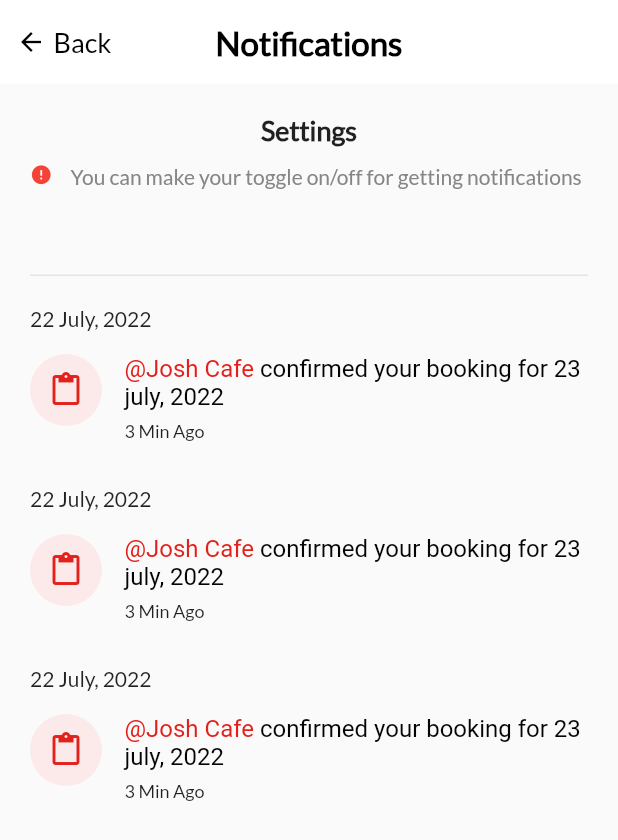
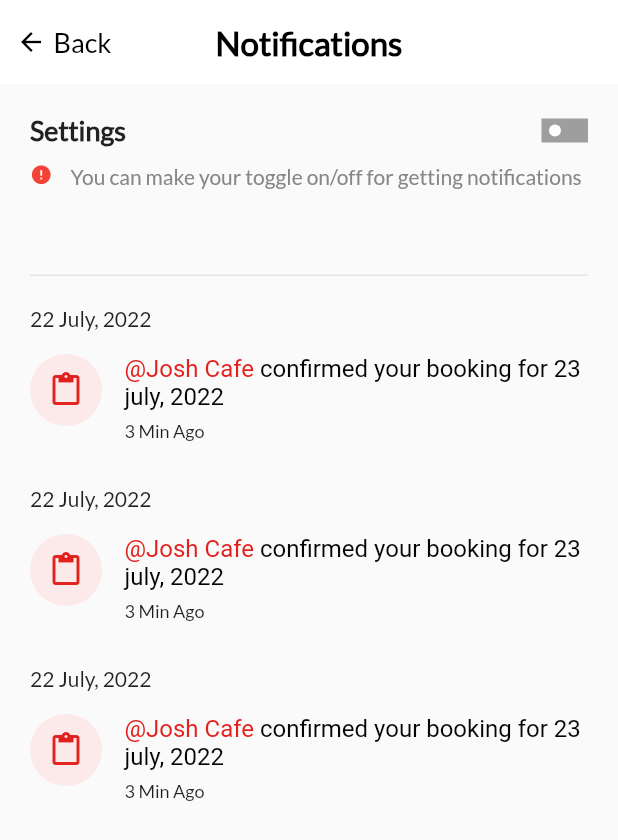
Before and after one commit to anilabansal/TableBooking, a Flutter app: the screen it shows after launch, on a phone screen of 412 x 824 dp. Shown: the top 840 px of the screen. Run offline on Flutter 3.47's test engine with Material 2 defaults, Android fonts, the phone set to English and light mode, and no system bars; drawn by our look-alikes of flutter_switch; our stand-ins replace flutter_rating_bar, flutter_toggle_tab, get, pinput; missing offline and left inert: country_phone_code_picker.

Commit message:
Minor Fixes

```diff
--- a/lib/view/notifications/notification_view.dart
+++ b/lib/view/notifications/notification_view.dart
@@ -1,13 +1,18 @@
+import 'package:booking_table/controller/notification_screen/notification_screen_controller.dart';
 import 'package:booking_table/utils/common/common_colors.dart';
 import 'package:booking_table/utils/common/widgets_methods/common_app_bar.dart';
 import 'package:booking_table/utils/common/widgets_methods/common_sized_box.dart';
 import 'package:booking_table/utils/common/widgets_methods/common_text.dart';
 import 'package:flutter/gestures.dart';
 import 'package:flutter/material.dart';
+import 'package:flutter_switch/flutter_switch.dart';
 import 'package:get/get.dart';
 
 class NotificationView extends StatelessWidget {
-  const NotificationView({Key? key}) : super(key: key);
+  NotificationView({Key? key}) : super(key: key);
+
+  NotificationScreenController controller =
+      Get.put(NotificationScreenController());
 
   @override
   Widget build(BuildContext context) {
@@ -22,10 +27,30 @@ class NotificationView extends StatelessWidget {
               margin: const EdgeInsets.symmetric(vertical: 20),
               child: Column(
                 children: [
-                  CommonText(
-                    text: 'Settings',
-                    fontSize: 18,
-                    fontWeight: FontWeight.w600,
+                  Row(
+                    mainAxisAlignment: MainAxisAlignment.spaceBetween,
+                    children: [
+                      CommonText(
+                        text: 'Settings',
+                        fontSize: 18,
+                        fontWeight: FontWeight.w600,
+                      ),
+                      FlutterSwitch(
+                        width: 31.0,
+                        height: 16.0,
+                        valueFontSize: 0.0,
+                        toggleSize: 10.0,
+
+                        value: controller.isOpen.value,
+                        borderRadius: 00.0,
+                        // padding: 8.0,
+                        showOnOff: false,
+                        onToggle: (val) {
+                          controller.toggleSwitch(val);
+                          print(val);
+                        },
+                      ),
+                    ],
                   ),
                   CommonSizedBox(
                     height: 11,
@@ -34,7 +59,7 @@ class NotificationView extends StatelessWidget {
                     crossAxisAlignment: CrossAxisAlignment.start,
                     mainAxisAlignment: MainAxisAlignment.spaceAround,
                     children: [
-                      Icon(
+                      const Icon(
                         Icons.error,
                         color: Colors.red,
                         size: 15,
@@ -64,9 +89,9 @@ class NotificationView extends StatelessWidget {
             CommonSizedBox(
               height: 20,
             ),
-            NotificationWidget(),
-            NotificationWidget(),
-            NotificationWidget(),
+            const NotificationWidget(),
+            const NotificationWidget(),
+            const NotificationWidget(),
           ],
         ),
       ),
@@ -105,10 +130,10 @@ class NotificationWidget extends StatelessWidget {
                   alignment: Alignment.topCenter,
                   width: 48,
                   decoration: BoxDecoration(
-                    color: Color(0xFFFCE9E9),
+                    color: const Color(0xFFFCE9E9),
                     borderRadius: BorderRadius.circular(50),
                   ),
-                  child: Center(
+                  child: const Center(
                     child: Icon(
                       Icons.paste,
                       color: redE2211C,
--- a/lib/view/privacy_policy/privacy_policy.dart
+++ b/lib/view/privacy_policy/privacy_policy.dart
@@ -10,7 +10,7 @@ class PrivacyPolicyView extends StatelessWidget {
     return Scaffold(
       backgroundColor: Colors.white,
       appBar: appBarCommon(),
-      body: PrivacyPolicyBody(),
+      body: const PrivacyPolicyBody(),
     );
   }
 }
--- a/lib/view/privacy_policy/widget/privacy_policy_body.dart
+++ b/lib/view/privacy_policy/widget/privacy_policy_body.dart
@@ -44,7 +44,7 @@ class PrivacyPolicyBody extends StatelessWidget {
             Row(
               // crossAxisAlignment: CrossAxisAlignment.center,
               children: [
-                Icon(
+                const Icon(
                   Icons.circle,
                   size: 10,
                   color: Colors.yellow,
@@ -68,7 +68,7 @@ class PrivacyPolicyBody extends StatelessWidget {
             Row(
               // crossAxisAlignment: CrossAxisAlignment.center,
               children: [
-                Icon(
+                const Icon(
                   Icons.circle,
                   size: 10,
                   color: Colors.yellow,
--- a/lib/view/support/support_view.dart
+++ b/lib/view/support/support_view.dart
@@ -17,7 +17,7 @@ class SupportView extends StatelessWidget {
       appBar: appBarCommon(
         text: 'Support',
       ),
-      body: SupportBody(),
+      body: const SupportBody(),
     );
   }
 }
--- a/lib/view/support/widgets/support_body.dart
+++ b/lib/view/support/widgets/support_body.dart
@@ -36,6 +36,7 @@ class SupportBody extends StatelessWidget {
           CommonSizedBox(
             height: 30,
           ),
+          // ignore: prefer_const_constructors
           SupportBottomView(),
         ],
       ),
--- a/lib/view/terms_n_conditions/terms_n_conditions.dart
+++ b/lib/view/terms_n_conditions/terms_n_conditions.dart
@@ -10,7 +10,7 @@ class TermsNConditionsView extends StatelessWidget {
     return Scaffold(
       backgroundColor: Colors.white,
       appBar: appBarCommon(),
-      body: TermsNConditionBody(),
+      body: const TermsNConditionBody(),
     );
   }
 }
--- a/lib/view/terms_n_conditions/widgets/terms_n_conditions_body.dart
+++ b/lib/view/terms_n_conditions/widgets/terms_n_conditions_body.dart
@@ -44,7 +44,7 @@ class TermsNConditionBody extends StatelessWidget {
             Row(
               // crossAxisAlignment: CrossAxisAlignment.center,
               children: [
-                Icon(
+                const Icon(
                   Icons.circle,
                   size: 10,
                   color: Colors.yellow,
@@ -68,7 +68,7 @@ class TermsNConditionBody extends StatelessWidget {
             Row(
               // crossAxisAlignment: CrossAxisAlignment.center,
               children: [
-                Icon(
+                const Icon(
                   Icons.circle,
                   size: 10,
                   color: Colors.yellow,
--- a/pubspec.yaml
+++ b/pubspec.yaml
@@ -39,7 +39,9 @@ dependencies:
   get: ^4.6.5
   pinput:
   intl:
+  toggle_switch: ^2.0.1
   country_phone_code_picker: ^0.0.41
+  flutter_switch: ^0.3.2
   flutter_toggle_tab:
   flutter_rating_bar:
   card_scanner: ^0.2.2
```
Also changed, not shown: pubspec.lock.
